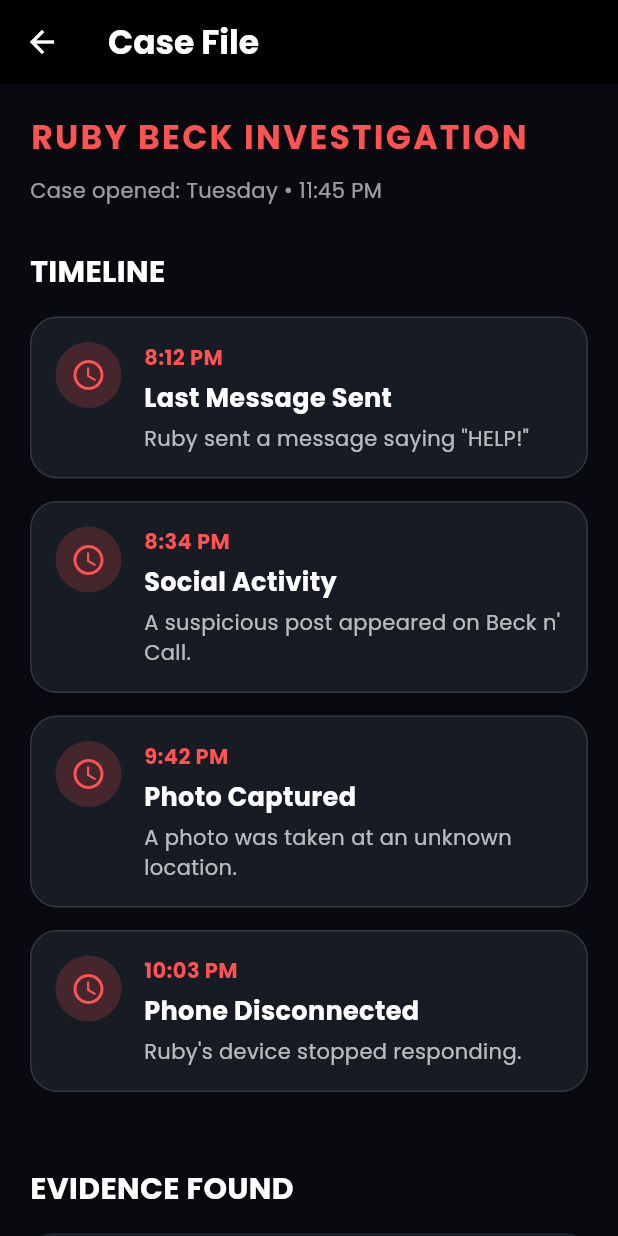
After one commit to fafrah/Team-Project, a Flutter app: the CaseFileScreen screen opened directly, on a phone screen of 412 x 824 dp. The commit adds this screen. Run offline on Flutter 3.47's test engine with Material 3 defaults, Android fonts, the phone set to English and light mode, and no system bars; our stand-ins replace firebase_auth, firebase_core, google_fonts; accounts and stored records are empty.

Commit message:
Added new Case File Screen to better aid gameplay, updated navigation

```diff
--- /dev/null
+++ b/lib/screens/case_file_screen.dart
@@ -0,0 +1,275 @@
+import 'package:flutter/material.dart';
+
+class CaseFileScreen extends StatelessWidget {
+  const CaseFileScreen({super.key});
+
+  @override
+  Widget build(BuildContext context) {
+    return Scaffold(
+      backgroundColor: const Color(0xff080A0F),
+
+      appBar: AppBar(
+        backgroundColor: Colors.black,
+        title: const Text(
+          "Case File",
+          style: TextStyle(fontWeight: FontWeight.bold),
+        ),
+      ),
+
+      body: SingleChildScrollView(
+        padding: const EdgeInsets.all(20),
+
+        child: Column(
+          crossAxisAlignment: CrossAxisAlignment.start,
+
+          children: [
+            const Text(
+              "RUBY BECK INVESTIGATION",
+              style: TextStyle(
+                color: Colors.redAccent,
+                fontSize: 22,
+                fontWeight: FontWeight.bold,
+                letterSpacing: 1.5,
+              ),
+            ),
+
+            const SizedBox(height: 10),
+
+            const Text(
+              "Case opened: Tuesday • 11:45 PM",
+              style: TextStyle(color: Colors.white60),
+            ),
+
+            const SizedBox(height: 30),
+
+            const Text(
+              "TIMELINE",
+              style: TextStyle(
+                color: Colors.white,
+                fontSize: 20,
+                fontWeight: FontWeight.bold,
+              ),
+            ),
+
+            const SizedBox(height: 15),
+
+            _TimelineCard(
+              time: "8:12 PM",
+              title: "Last Message Sent",
+              description: "Ruby sent a message saying \"HELP!\"",
+            ),
+
+            _TimelineCard(
+              time: "8:34 PM",
+              title: "Social Activity",
+              description: "A suspicious post appeared on Beck n' Call.",
+            ),
+
+            _TimelineCard(
+              time: "9:42 PM",
+              title: "Photo Captured",
+              description: "A photo was taken at an unknown location.",
+            ),
+
+            _TimelineCard(
+              time: "10:03 PM",
+              title: "Phone Disconnected",
+              description: "Ruby's device stopped responding.",
+            ),
+
+            const SizedBox(height: 35),
+
+            const Text(
+              "EVIDENCE FOUND",
+              style: TextStyle(
+                color: Colors.white,
+                fontSize: 20,
+                fontWeight: FontWeight.bold,
+              ),
+            ),
+
+            const SizedBox(height: 15),
+
+            _EvidenceCard(
+              icon: Icons.message,
+              title: "Final Conversation",
+              subtitle: "Ruby's last messages were recovered.",
+            ),
+
+            _EvidenceCard(
+              icon: Icons.photo,
+              title: "Unknown Photo",
+              subtitle: "A photo may reveal Ruby's location.",
+            ),
+
+            _EvidenceCard(
+              icon: Icons.public,
+              title: "Beck n' Call Activity",
+              subtitle: "Social posts and comments collected.",
+            ),
+
+            _EvidenceCard(
+              icon: Icons.note,
+              title: "Private Notes",
+              subtitle: "Ruby's personal notes are locked.",
+            ),
+          ],
+        ),
+      ),
+    );
+  }
+}
+
+class _TimelineCard extends StatelessWidget {
+  final String time;
+  final String title;
+  final String description;
+
+  const _TimelineCard({
+    required this.time,
+    required this.title,
+    required this.description,
+  });
+
+  @override
+  Widget build(BuildContext context) {
+    return Container(
+      margin: const EdgeInsets.only(bottom: 15),
+
+      padding: const EdgeInsets.all(16),
+
+      decoration: BoxDecoration(
+        color: const Color(0xff171B24),
+
+        borderRadius: BorderRadius.circular(18),
+
+        border: Border.all(color: Colors.white12),
+      ),
+
+      child: Row(
+        crossAxisAlignment: CrossAxisAlignment.start,
+
+        children: [
+          Container(
+            padding: const EdgeInsets.all(10),
+
+            decoration: BoxDecoration(
+              color: Colors.redAccent.withOpacity(.2),
+
+              shape: BoxShape.circle,
+            ),
+
+            child: const Icon(Icons.access_time, color: Colors.redAccent),
+          ),
+
+          const SizedBox(width: 15),
+
+          Expanded(
+            child: Column(
+              crossAxisAlignment: CrossAxisAlignment.start,
+
+              children: [
+                Text(
+                  time,
+
+                  style: const TextStyle(
+                    color: Colors.redAccent,
+
+                    fontWeight: FontWeight.bold,
+                  ),
+                ),
+
+                const SizedBox(height: 5),
+
+                Text(
+                  title,
+
+                  style: const TextStyle(
+                    color: Colors.white,
+
+                    fontSize: 17,
+
+                    fontWeight: FontWeight.bold,
+                  ),
+                ),
+
+                const SizedBox(height: 5),
+
+                Text(
+                  description,
+
+                  style: const TextStyle(color: Colors.white70),
+                ),
+              ],
+            ),
+          ),
+        ],
+      ),
+    );
+  }
+}
+
+class _EvidenceCard extends StatelessWidget {
+  final IconData icon;
+  final String title;
+  final String subtitle;
+
+  const _EvidenceCard({
+    required this.icon,
+    required this.title,
+    required this.subtitle,
+  });
+
+  @override
+  Widget build(BuildContext context) {
+    return Container(
+      margin: const EdgeInsets.only(bottom: 12),
+
+      padding: const EdgeInsets.all(15),
+
+      decoration: BoxDecoration(
+        color: const Color(0xff1C2029),
+
+        borderRadius: BorderRadius.circular(15),
+      ),
+
+      child: Row(
+        children: [
+          CircleAvatar(
+            backgroundColor: Colors.blueGrey,
+
+            child: Icon(icon, color: Colors.white),
+          ),
+
+          const SizedBox(width: 15),
+
+          Column(
+            crossAxisAlignment: CrossAxisAlignment.start,
+
+            children: [
+              Text(
+                title,
+
+                style: const TextStyle(
+                  color: Colors.white,
+
+                  fontWeight: FontWeight.bold,
+
+                  fontSize: 16,
+                ),
+              ),
+
+              const SizedBox(height: 4),
+
+              Text(
+                subtitle,
+
+                style: const TextStyle(color: Colors.white60, fontSize: 13),
+              ),
+            ],
+          ),
+        ],
+      ),
+    );
+  }
+}
--- a/lib/screens/home_screen.dart
+++ b/lib/screens/home_screen.dart
@@ -3,6 +3,7 @@ import 'logout_screen.dart';
 import 'phone_screen.dart';
 import 'messages_screen.dart';
 import 'social_media_screen.dart';
+import 'case_file_screen.dart';
 
 class HomeScreen extends StatelessWidget {
   const HomeScreen({super.key});
@@ -17,6 +18,7 @@ class HomeScreen extends StatelessWidget {
       _PhoneApp("Phone", Icons.phone, const Color(0xff34C759)),
       _PhoneApp("Social", Icons.tag, const Color(0xffD32F2F)),
       _PhoneApp("Beck n' Call", Icons.flutter_dash, const Color(0xff4A90E2)),
+      _PhoneApp("Case File", Icons.folder, const Color(0xff8E44AD)),
       _PhoneApp("Logout", Icons.logout, Colors.redAccent),
     ];
 
@@ -111,6 +113,13 @@ class _AppIcon extends StatelessWidget {
           );
           return;
         }
+        if (app.name == "Case File") {
+          Navigator.push(
+            context,
+            MaterialPageRoute(builder: (_) => const CaseFileScreen()),
+          );
+          return;
+        }
         if (app.name == "Logout") {
           Navigator.push(
             context,
```
